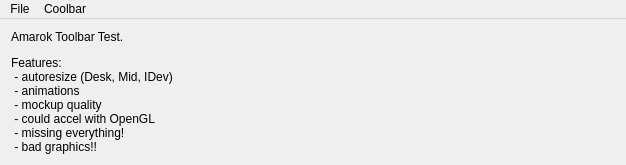
First picture: the form in TestWindow.ui, repository enricoros/k-ui-experiments-coolbar, before the edit.
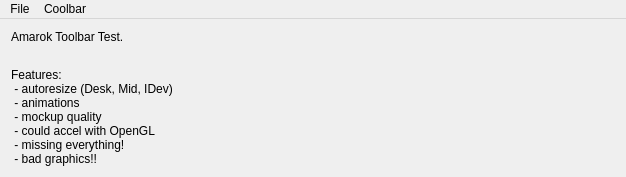
Second picture: the form after the edit.

```diff
--- a/TestWindow.ui
+++ b/TestWindow.ui
@@ -7,7 +7,7 @@
     <x>0</x>
     <y>0</y>
     <width>626</width>
-    <height>163</height>
+    <height>177</height>
    </rect>
   </property>
   <property name="windowTitle">
```
Left out of the diff: 9 changed lines with no effect on the pictures.
